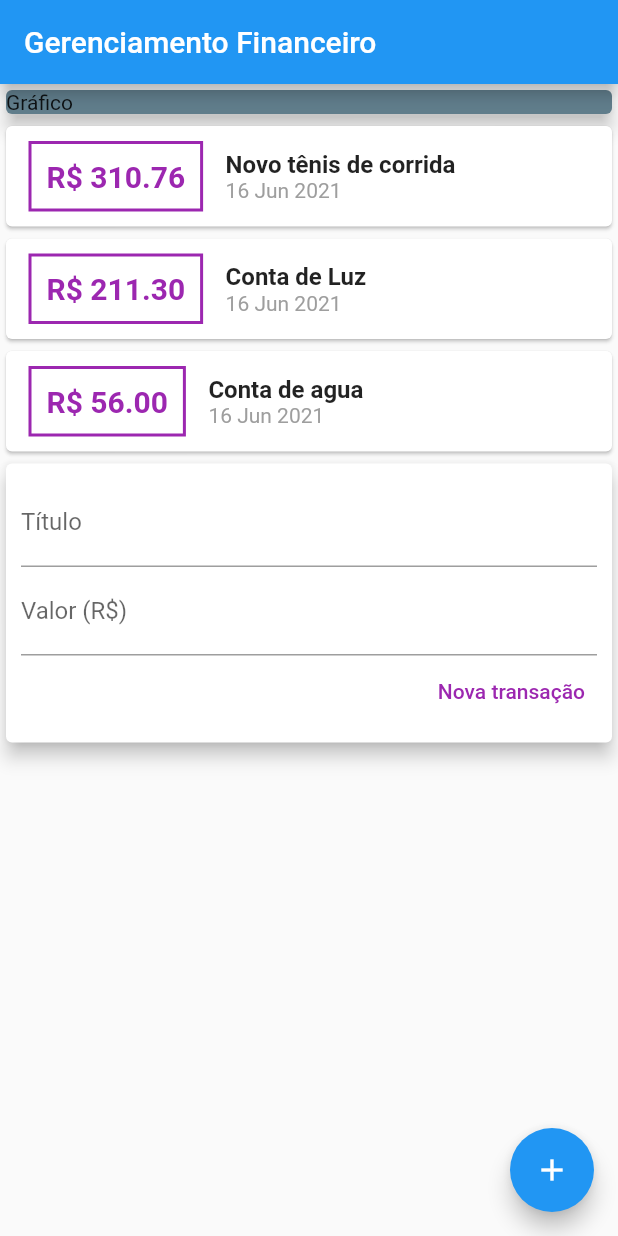
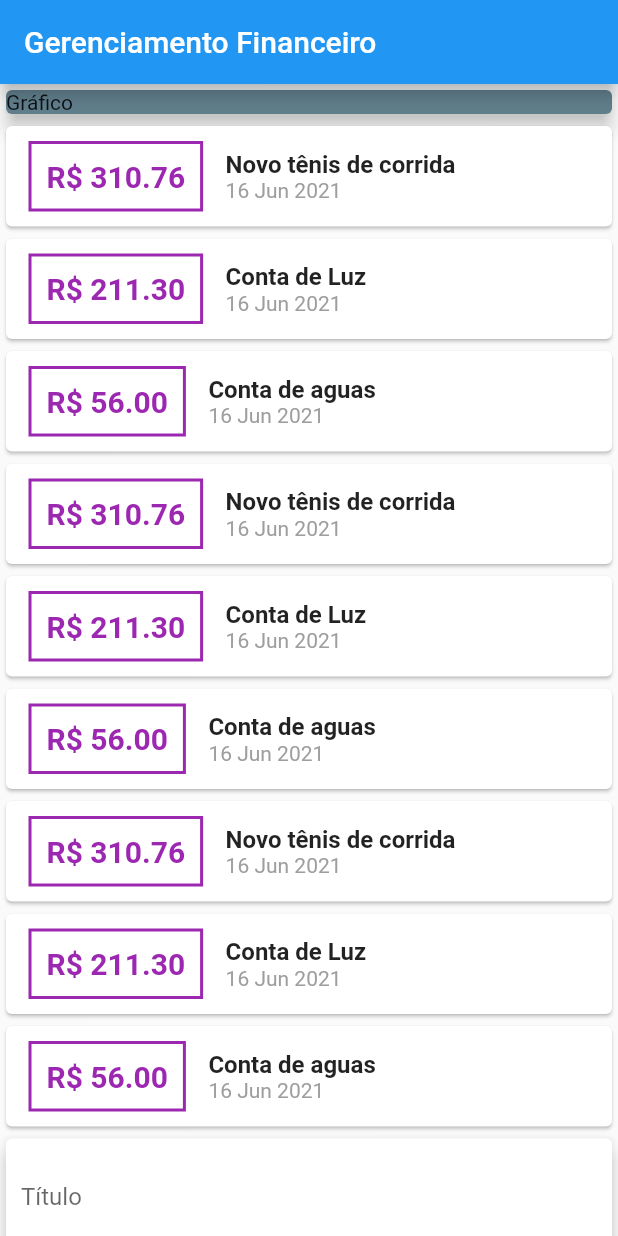
Before and after one commit to thiago-anjos/flutter-expenses, a Flutter app: the screen it shows after launch, on a phone screen of 412 x 824 dp. Run offline on Flutter 3.47's test engine with Material 2 defaults, Android fonts, the phone set to English and light mode, and no system bars.

Commit message:
create componente: form, list and user

```diff
--- /dev/null
+++ b/lib/components/transaction_form.dart
@@ -0,0 +1,45 @@
+import 'package:flutter/material.dart';
+
+class TransactionForm extends StatelessWidget {
+  final titleController = TextEditingController();
+  final valueController = TextEditingController();
+  final void Function(String, double) onSubmit;
+
+  TransactionForm(this.onSubmit);
+
+  @override
+  Widget build(BuildContext context) {
+    return Card(
+      elevation: 5,
+      child: Padding(
+        padding: const EdgeInsets.all(10),
+        child: Column(
+          children: [
+            TextField(
+              decoration: InputDecoration(labelText: 'Título'),
+              controller: titleController,
+            ),
+            TextField(
+              decoration: InputDecoration(labelText: 'Valor (R\$)'),
+              controller: valueController,
+            ),
+            Row(
+              mainAxisAlignment: MainAxisAlignment.end,
+              children: [
+                TextButton(
+                  onPressed: () {
+                    final title = titleController.text;
+                    final value = double.tryParse(valueController.text) ?? 0.0;
+                    onSubmit(title, value);
+                  },
+                  child: Text('Nova transação'),
+                  style: TextButton.styleFrom(primary: Colors.purple),
+                ),
+              ],
+            )
+          ],
+        ),
+      ),
+    );
+  }
+}
--- /dev/null
+++ b/lib/components/transaction_list.dart
@@ -0,0 +1,47 @@
+import 'package:flutter/material.dart';
+import '../models/transaction.dart';
+import 'package:intl/intl.dart';
+
+class TransactionList extends StatelessWidget {
+  final List<Transaction> transactions;
+
+  TransactionList(this.transactions);
+
+  @override
+  Widget build(BuildContext context) {
+    return Column(
+        children: transactions.map((tr) {
+      return Card(
+        child: Row(children: <Widget>[
+          Container(
+            margin: EdgeInsets.symmetric(horizontal: 15, vertical: 10),
+            decoration: BoxDecoration(
+                border: Border.all(
+              color: Colors.purple,
+              width: 2,
+            )),
+            padding: EdgeInsets.all(10),
+            child: Text(
+              'R\$ ${tr.value.toStringAsFixed(2)}',
+              style: TextStyle(
+                  fontWeight: FontWeight.bold,
+                  fontSize: 20,
+                  color: Colors.purple),
+            ),
+          ),
+          Column(
+            crossAxisAlignment: CrossAxisAlignment.start,
+            children: [
+              Text(
+                tr.title,
+                style: TextStyle(fontWeight: FontWeight.bold, fontSize: 16),
+              ),
+              Text(DateFormat('d MMM y').format(tr.date),
+                  style: TextStyle(color: Colors.grey))
+            ],
+          )
+        ]),
+      );
+    }).toList());
+  }
+}
--- /dev/null
+++ b/lib/components/transaction_user.dart
@@ -0,0 +1,65 @@
+import 'dart:math';
+
+import 'package:expenses/components/transaction_form.dart';
+import 'package:expenses/components/transaction_list.dart';
+import 'package:flutter/material.dart';
+import 'package:expenses/models/transaction.dart';
+
+class TransactionUser extends StatefulWidget {
+  @override
+  _TransactionUser createState() => _TransactionUser();
+}
+
+class _TransactionUser extends State<StatefulWidget> {
+  final _transactions = [
+    Transaction(
+        id: 't1',
+        title: 'Novo tênis de corrida',
+        value: 310.76,
+        date: DateTime.now()),
+    Transaction(
+        id: 't2', title: 'Conta de Luz', value: 211.30, date: DateTime.now()),
+    Transaction(
+        id: 't3', title: 'Conta de aguas', value: 56, date: DateTime.now()),
+    Transaction(
+        id: 't1',
+        title: 'Novo tênis de corrida',
+        value: 310.76,
+        date: DateTime.now()),
+    Transaction(
+        id: 't2', title: 'Conta de Luz', value: 211.30, date: DateTime.now()),
+    Transaction(
+        id: 't3', title: 'Conta de aguas', value: 56, date: DateTime.now()),
+    Transaction(
+        id: 't1',
+        title: 'Novo tênis de corrida',
+        value: 310.76,
+        date: DateTime.now()),
+    Transaction(
+        id: 't2', title: 'Conta de Luz', value: 211.30, date: DateTime.now()),
+    Transaction(
+        id: 't3', title: 'Conta de aguas', value: 56, date: DateTime.now()),
+  ];
+
+  _addTransaction(String title, double value) {
+    final newTransaction = Transaction(
+        id: Random().nextDouble().toString(),
+        title: title,
+        value: value,
+        date: DateTime.now());
+
+    setState(() {
+      _transactions.add(newTransaction);
+    });
+  }
+
+  @override
+  Widget build(BuildContext context) {
+    return Column(
+      children: [
+        TransactionList(_transactions),
+        TransactionForm(_addTransaction)
+      ],
+    );
+  }
+}
--- a/lib/main.dart
+++ b/lib/main.dart
@@ -1,6 +1,6 @@
-import 'package:expenses/models/transaction.dart';
 import 'package:flutter/material.dart';
-import 'package:intl/intl.dart';
+
+import 'components/transaction_user.dart';
 
 main() => runApp(ExpensesApp());
 
@@ -12,26 +12,12 @@ class ExpensesApp extends StatelessWidget {
 }
 
 class MyHomePage extends StatelessWidget {
-  final titleController = TextEditingController();
-  final valueController = TextEditingController();
-
-  final _transactions = [
-    Transaction(
-        id: 't1',
-        title: 'Novo tênis de corrida',
-        value: 310.76,
-        date: DateTime.now()),
-    Transaction(
-        id: 't2', title: 'Conta de Luz', value: 211.30, date: DateTime.now()),
-    Transaction(
-        id: 't3', title: 'Conta de agua', value: 56, date: DateTime.now()),
-  ];
-
   @override
   Widget build(BuildContext context) {
     return Scaffold(
       appBar: AppBar(title: Text('Gerenciamento Financeiro')),
-      body: Column(
+      body: SingleChildScrollView(
+        child: Column(
           crossAxisAlignment: CrossAxisAlignment.stretch,
           children: [
             Container(
@@ -41,78 +27,9 @@ class MyHomePage extends StatelessWidget {
                 color: Colors.blueGrey,
               ),
             ),
-          Column(
-              children: _transactions.map((tr) {
-            return Card(
-              child: Row(children: <Widget>[
-                Container(
-                  margin: EdgeInsets.symmetric(horizontal: 15, vertical: 10),
-                  decoration: BoxDecoration(
-                      border: Border.all(
-                    color: Colors.purple,
-                    width: 2,
-                  )),
-                  padding: EdgeInsets.all(10),
-                  child: Text(
-                    'R\$ ${tr.value.toStringAsFixed(2)}',
-                    style: TextStyle(
-                        fontWeight: FontWeight.bold,
-                        fontSize: 20,
-                        color: Colors.purple),
-                  ),
-                ),
-                Column(
-                  crossAxisAlignment: CrossAxisAlignment.start,
-                  children: [
-                    Text(
-                      tr.title,
-                      style:
-                          TextStyle(fontWeight: FontWeight.bold, fontSize: 16),
-                    ),
-                    Text(DateFormat('d MMM y').format(tr.date),
-                        style: TextStyle(color: Colors.grey))
-                  ],
-                )
-              ]),
-            );
-          }).toList()),
-          Card(
-            elevation: 5,
-            child: Padding(
-              padding: const EdgeInsets.all(10),
-              child: Column(
-                children: [
-                  TextField(
-                    decoration: InputDecoration(labelText: 'Título'),
-                    controller: titleController,
-                  ),
-                  TextField(
-                    decoration: InputDecoration(labelText: 'Valor (R\$)'),
-                    controller: valueController,
-                  ),
-                  Row(
-                    mainAxisAlignment: MainAxisAlignment.end,
-                    children: [
-                      TextButton(
-                        onPressed: () {
-                          print(titleController.text);
-                          print(valueController.text);
-                        },
-                        child: Text('Nova transação'),
-                        style: TextButton.styleFrom(primary: Colors.purple),
-                      ),
-                    ],
-                  )
+            TransactionUser(),
           ],
         ),
-            ),
-          )
-        ],
-      ),
-      floatingActionButton: FloatingActionButton(
-        onPressed: null,
-        tooltip: "Teste",
-        child: const Icon(Icons.add),
       ),
     );
   }
```
Lines whose indentation alone changed are shown as unchanged.
